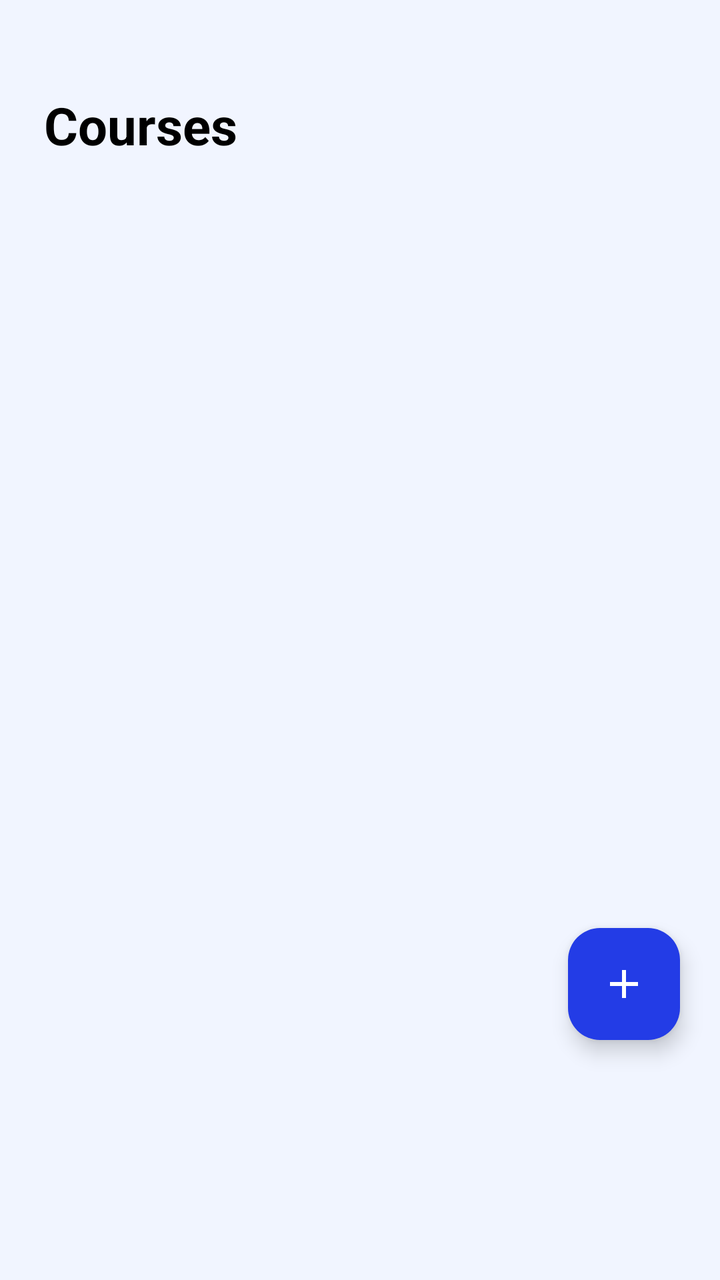
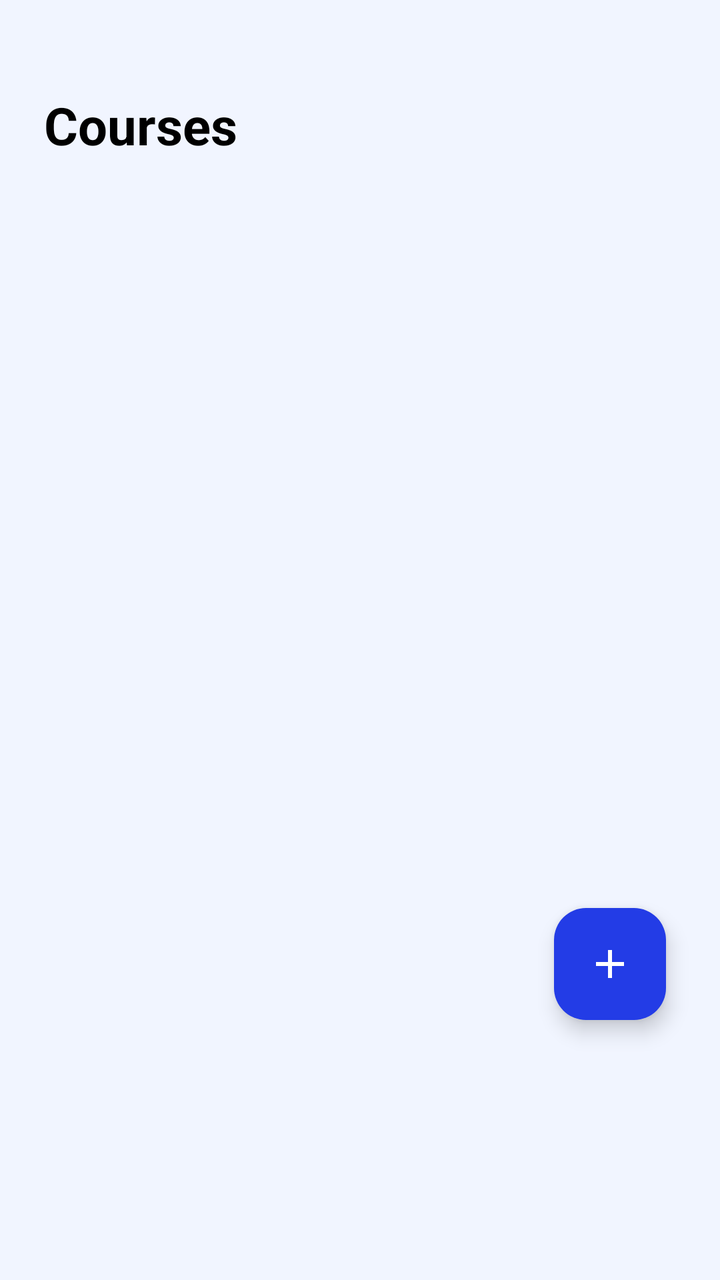

Compare the two renders of this Android layout. The source of the first and the diff that turns it into the second are given below.
<!-- AndroidManifest.xml: application theme Theme.Project_JomStudy -->
<!-- res/layout/fragment_course.xml -->
<?xml version="1.0" encoding="utf-8"?>
<RelativeLayout xmlns:android="http://schemas.android.com/apk/res/android"
    xmlns:tools="http://schemas.android.com/tools"
    android:layout_width="match_parent"
    android:layout_height="match_parent"
    android:id="@+id/main"
    android:background="@color/light_blue"
    xmlns:app="http://schemas.android.com/apk/res-auto"
    tools:context=".CourseFragment">

    <TextView
        android:layout_width="wrap_content"
        android:layout_height="wrap_content"
        android:text="Courses"
        android:textSize="26sp"
        android:textStyle="bold"
        android:layout_marginStart="22dp"
        android:layout_marginTop="45dp"
        android:textColor="@color/black"
        android:layout_gravity="center"/>

    <androidx.constraintlayout.widget.ConstraintLayout
        android:layout_width="match_parent"
        android:layout_height="match_parent">

        <androidx.recyclerview.widget.RecyclerView
            android:id="@+id/courseList"
            android:layout_width="385dp"
            android:layout_height="682dp"

            app:layout_constraintBottom_toBottomOf="parent"
            app:layout_constraintEnd_toEndOf="parent"
            app:layout_constraintStart_toStartOf="parent"
            app:layout_constraintTop_toTopOf="parent" />
    </androidx.constraintlayout.widget.ConstraintLayout>

    <com.google.android.material.floatingactionbutton.FloatingActionButton
        android:layout_width="wrap_content"
        android:layout_height="wrap_content"
        android:id="@+id/fab"
        android:layout_alignParentBottom="true"
        android:layout_alignParentRight="true"
        android:layout_marginBottom="120dp"
        android:layout_marginEnd="20dp"
        android:src="@drawable/baseline_add_24"
        android:backgroundTint="@color/blue_text"
        app:tint ="@color/white">
    </com.google.android.material.floatingactionbutton.FloatingActionButton>

</RelativeLayout>
<!-- resources referenced by this layout -->
<resources>
  <color name="black">#FF000000</color>
  <color name="blue_text">#233ce6</color>
  <color name="light_blue">#f1f5ff</color>
  <color name="white">#FFFFFFFF</color>
  <!-- drawable baseline_add_24 (drawable) -->
  <vector xmlns:android="http://schemas.android.com/apk/res/android" android:height="24dp" android:tint="#000000" android:viewportHeight="24" android:viewportWidth="24" android:width="24dp">
        
      <path android:fillColor="@android:color/white" android:pathData="M19,13h-6v6h-2v-6H5v-2h6V5h2v6h6v2z"/>
      
  </vector>
  <style name="Theme.Project_JomStudy" parent="Base.Theme.Project_JomStudy" />
  <style name="Base.Theme.Project_JomStudy" parent="Theme.Material3.DayNight.NoActionBar" />
</resources>

<!-- the commit's change to res/layout/fragment_course.xml (unified diff, before → after) -->
@@ -1,14 +1,16 @@
 <?xml version="1.0" encoding="utf-8"?>
 <RelativeLayout xmlns:android="http://schemas.android.com/apk/res/android"
     xmlns:tools="http://schemas.android.com/tools"
+    xmlns:app="http://schemas.android.com/apk/res-auto"
     android:layout_width="match_parent"
     android:layout_height="match_parent"
     android:id="@+id/main"
     android:background="@color/light_blue"
-    xmlns:app="http://schemas.android.com/apk/res-auto"
     tools:context=".CourseFragment">
 
+    
     <TextView
+        android:id="@+id/titleText"
         android:layout_width="wrap_content"
         android:layout_height="wrap_content"
         android:text="Courses"
@@ -17,34 +19,40 @@
         android:layout_marginStart="22dp"
         android:layout_marginTop="45dp"
         android:textColor="@color/black"
-        android:layout_gravity="center"/>
+        android:layout_alignParentTop="true"
+        android:layout_alignParentStart="true"/>
 
+    
     <androidx.constraintlayout.widget.ConstraintLayout
         android:layout_width="match_parent"
-        android:layout_height="match_parent">
+        android:layout_height="match_parent"
+        android:layout_below="@id/titleText"
+        android:layout_marginTop="16dp">
 
+        
         <androidx.recyclerview.widget.RecyclerView
             android:id="@+id/courseList"
-            android:layout_width="385dp"
-            android:layout_height="682dp"
+            android:layout_width="0dp"
+            android:layout_height="0dp"
+            android:clipToPadding="false"
+            android:paddingBottom="120dp"
+            app:layout_constraintTop_toTopOf="parent"
+            app:layout_constraintBottom_toBottomOf="parent"
+            app:layout_constraintStart_toStartOf="parent"
+            app:layout_constraintEnd_toEndOf="parent" />
 
+        
+        <com.google.android.material.floatingactionbutton.FloatingActionButton
+            android:id="@+id/fab"
+            android:layout_width="wrap_content"
+            android:layout_height="wrap_content"
+            android:layout_marginEnd="27dp"
+            android:layout_marginBottom="130dp"
+            android:src="@drawable/baseline_add_24"
+            android:backgroundTint="@color/blue_text"
+            app:tint="@color/white"
             app:layout_constraintBottom_toBottomOf="parent"
-            app:layout_constraintEnd_toEndOf="parent"
-            app:layout_constraintStart_toStartOf="parent"
-            app:layout_constraintTop_toTopOf="parent" />
+            app:layout_constraintEnd_toEndOf="parent" />
     </androidx.constraintlayout.widget.ConstraintLayout>
 
-    <com.google.android.material.floatingactionbutton.FloatingActionButton
-        android:layout_width="wrap_content"
-        android:layout_height="wrap_content"
-        android:id="@+id/fab"
-        android:layout_alignParentBottom="true"
-        android:layout_alignParentRight="true"
-        android:layout_marginBottom="120dp"
-        android:layout_marginEnd="20dp"
-        android:src="@drawable/baseline_add_24"
-        android:backgroundTint="@color/blue_text"
-        app:tint ="@color/white">
-    </com.google.android.material.floatingactionbutton.FloatingActionButton>
-
 </RelativeLayout>
